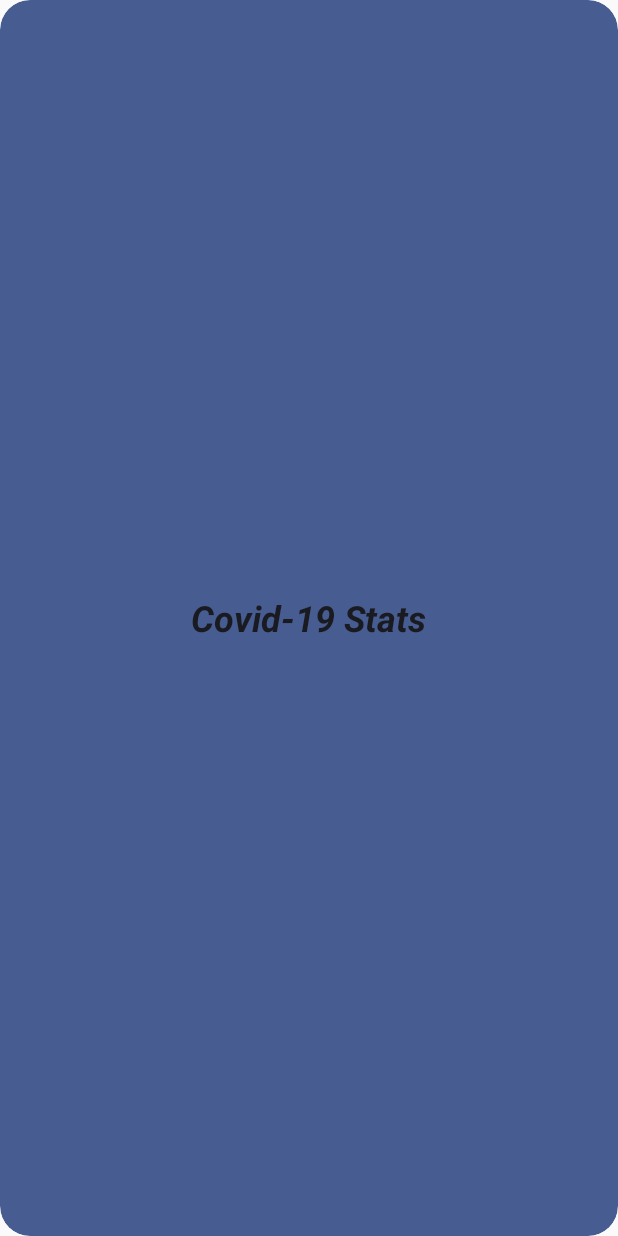
After one commit to SisiphoNgamlana/ViursTrackerWidget, an Android app: the layout virus_widget.xml on its own in the app's theme, with its tools: preview values and no code run, on a phone screen of 412 x 824 dp. The commit adds this screen. Run offline under Robolectric (Android 15) with nearby library versions, the phone set to English and light mode, and no system bars.

Commit message:
Add new home screen widget

```diff
--- a/app/build.gradle
+++ b/app/build.gradle
@@ -25,6 +25,9 @@ android {
         sourceCompatibility JavaVersion.VERSION_1_8
         targetCompatibility JavaVersion.VERSION_1_8
     }
+    buildFeatures {
+        viewBinding true
+    }
 }
 
 dependencies {
--- /dev/null
+++ b/app/src/main/res/drawable-v21/app_widget_inner_view_background.xml
@@ -0,0 +1,10 @@
+<?xml version="1.0" encoding="utf-8"?><!--
+Background for views inside widgets to make the rounded corners based on the
+appWidgetInnerRadius attribute value
+-->
+<shape xmlns:android="http://schemas.android.com/apk/res/android"
+    android:shape="rectangle">
+
+    <corners android:radius="?attr/appWidgetInnerRadius" />
+    <solid android:color="?android:attr/colorAccent" />
+</shape>
--- /dev/null
+++ b/app/src/main/res/layout/virus_widget.xml
@@ -0,0 +1,42 @@
+<RelativeLayout xmlns:android="http://schemas.android.com/apk/res/android"
+    style="@style/Widget.ViursTrackerWidget.AppWidget.InnerView"
+    android:layout_width="match_parent"
+    android:layout_height="match_parent"
+    android:orientation="vertical"
+    android:theme="@style/AppTheme.AppWidgetContainer">
+
+    <TextView
+        android:id="@+id/appwidget_text"
+        style="@style/Widget.ViursTrackerWidget.AppWidget.InnerView"
+        android:layout_width="wrap_content"
+        android:layout_height="wrap_content"
+        android:layout_centerHorizontal="true"
+        android:layout_centerVertical="true"
+        android:layout_margin="8dp"
+        android:contentDescription="@string/appwidget_text"
+        android:text="@string/appwidget_text"
+        android:textSize="24sp"
+        android:textStyle="bold|italic" />
+
+    <TextView
+        android:id="@+id/death"
+        style="@style/Widget.ViursTrackerWidget.AppWidget.InnerView"
+        android:layout_width="wrap_content"
+        android:layout_height="wrap_content"
+        android:layout_margin="8dp" />
+
+    <TextView
+        android:id="@+id/infected"
+        style="@style/Widget.ViursTrackerWidget.AppWidget.InnerView"
+        android:layout_width="wrap_content"
+        android:layout_height="wrap_content"
+        android:layout_margin="8dp" />
+
+    <TextView
+        android:id="@+id/recovered"
+        style="@style/Widget.ViursTrackerWidget.AppWidget.InnerView"
+        android:layout_width="wrap_content"
+        android:layout_height="wrap_content"
+        android:layout_margin="8dp" />
+
+</RelativeLayout>
--- /dev/null
+++ b/app/src/main/res/values-night-v31/themes.xml
@@ -0,0 +1,10 @@
+<?xml version="1.0" encoding="utf-8"?>
+<resources>
+    <!--
+    Having themes.xml for night-v31 because of the priority order of the resource qualifiers.
+    -->
+    <style name="AppTheme.AppWidgetContainerParent" parent="@android:style/Theme.DeviceDefault.DayNight">
+        <item name="appWidgetRadius">@android:dimen/system_app_widget_background_radius</item>
+        <item name="appWidgetInnerRadius">@android:dimen/system_app_widget_inner_radius</item>
+    </style>
+</resources>
--- /dev/null
+++ b/app/src/main/res/values-v21/styles.xml
@@ -0,0 +1,12 @@
+<resources>
+
+    <style name="Widget.ViursTrackerWidget.AppWidget.Container" parent="android:Widget">
+        <item name="android:padding">?attr/appWidgetPadding</item>
+        <item name="android:background">@drawable/app_widget_background</item>
+    </style>
+
+    <style name="Widget.ViursTrackerWidget.AppWidget.InnerView" parent="android:Widget">
+        <item name="android:padding">?attr/appWidgetPadding</item>
+        <item name="android:background">@drawable/app_widget_inner_view_background</item>
+    </style>
+</resources>
--- /dev/null
+++ b/app/src/main/res/values-v31/styles.xml
@@ -0,0 +1,14 @@
+<resources>
+
+    <style name="Widget.ViursTrackerWidget.AppWidget.Container" parent="android:Widget">
+        <item name="android:padding">?attr/appWidgetPadding</item>
+        <item name="android:background">@drawable/app_widget_background</item>
+        <item name="android:clipToOutline">true</item>
+    </style>
+
+    <style name="Widget.ViursTrackerWidget.AppWidget.InnerView" parent="android:Widget">
+        <item name="android:padding">?attr/appWidgetPadding</item>
+        <item name="android:background">@drawable/app_widget_inner_view_background</item>
+        <item name="android:clipToOutline">true</item>
+    </style>
+</resources>
--- /dev/null
+++ b/app/src/main/res/values-v31/themes.xml
@@ -0,0 +1,11 @@
+<?xml version="1.0" encoding="utf-8"?>
+<resources>
+    <!--
+    Having themes.xml for v31 variant because @android:dimen/system_app_widget_background_radius
+     and @android:dimen/system_app_widget_internal_padding requires API level 31
+    -->
+    <style name="AppTheme.AppWidgetContainerParent" parent="@android:style/Theme.DeviceDefault.DayNight">
+        <item name="appWidgetRadius">@android:dimen/system_app_widget_background_radius</item>
+        <item name="appWidgetInnerRadius">@android:dimen/system_app_widget_inner_radius</item>
+    </style>
+</resources>
--- a/app/src/main/res/values/colors.xml
+++ b/app/src/main/res/values/colors.xml
@@ -6,4 +6,8 @@
     <color name="colorWidget">#CC3D3B3E</color>
     <color name="textColor">#fff</color>
     <color name="niceColor">#09C</color>
+    <color name="light_blue_50">#FFE1F5FE</color>
+    <color name="light_blue_200">#FF81D4FA</color>
+    <color name="light_blue_600">#FF039BE5</color>
+    <color name="light_blue_900">#FF01579B</color>
 </resources>
--- a/app/src/main/res/values/strings.xml
+++ b/app/src/main/res/values/strings.xml
@@ -11,4 +11,5 @@
     <string name="loading">Loading...</string>
     <string name="appwidget_text">Covid-19 Stats</string>
     <string name="add_widget">Add widget</string>
+    <string name="app_widget_description">This is an app widget description</string>
 </resources>
--- a/app/src/main/res/values/styles.xml
+++ b/app/src/main/res/values/styles.xml
@@ -7,4 +7,14 @@
         <item name="colorAccent">@color/colorAccent</item>
     </style>
 
+    <style name="Widget.ViursTrackerWidget.AppWidget.Container" parent="android:Widget">
+        <item name="android:id">@android:id/background</item>
+        <item name="android:background">?android:attr/colorBackground</item>
+    </style>
+
+    <style name="Widget.ViursTrackerWidget.AppWidget.InnerView" parent="android:Widget">
+        <item name="android:background">?android:attr/colorBackground</item>
+        <item name="android:textColor">?android:attr/textColorPrimary</item>
+    </style>
+
 </resources>
--- a/app/src/main/res/values/themes.xml
+++ b/app/src/main/res/values/themes.xml
@@ -13,4 +13,19 @@
         <!--        <item name="android:statusBarColor" tools:targetApi="l">?attr/colorPrimaryVariant</item>-->
         <!--        &lt;!&ndash; Customize your theme here. &ndash;&gt;-->
     </style>
+
+    <style name="AppTheme.AppWidgetContainerParent" parent="@android:style/Theme.DeviceDefault">
+        <!-- Radius of the outer bound of widgets to make the rounded corners -->
+        <item name="appWidgetRadius">16dp</item>
+        <!--
+        Radius of the inner view's bound of widgets to make the rounded corners.
+        It needs to be 8dp or less than the value of appWidgetRadius
+        -->
+        <item name="appWidgetInnerRadius">8dp</item>
+    </style>
+
+    <style name="AppTheme.AppWidgetContainer" parent="AppTheme.AppWidgetContainerParent">
+        <!-- Apply padding to avoid the content of the widget colliding with the rounded corners -->
+        <item name="appWidgetPadding">16dp</item>
+    </style>
 </resources>
```
Also changed, not shown: app/src/main/java/com/example/viurstrackerwidget/VirusWidget.java (added, +92 -0 lines), app/src/main/res/drawable-v21/app_widget_background.xml (added, +10 -0 lines), app/src/main/res/values/attrs.xml (added, +7 -0 lines), app/src/main/res/values/dimens.xml (added, +10 -0 lines), app/src/main/res/xml/virus_widget_info.xml (added, +14 -0 lines), app/src/main/res/drawable-nodpi/example_appwidget_preview.png (added). Lines whose indentation alone changed are shown as unchanged.
